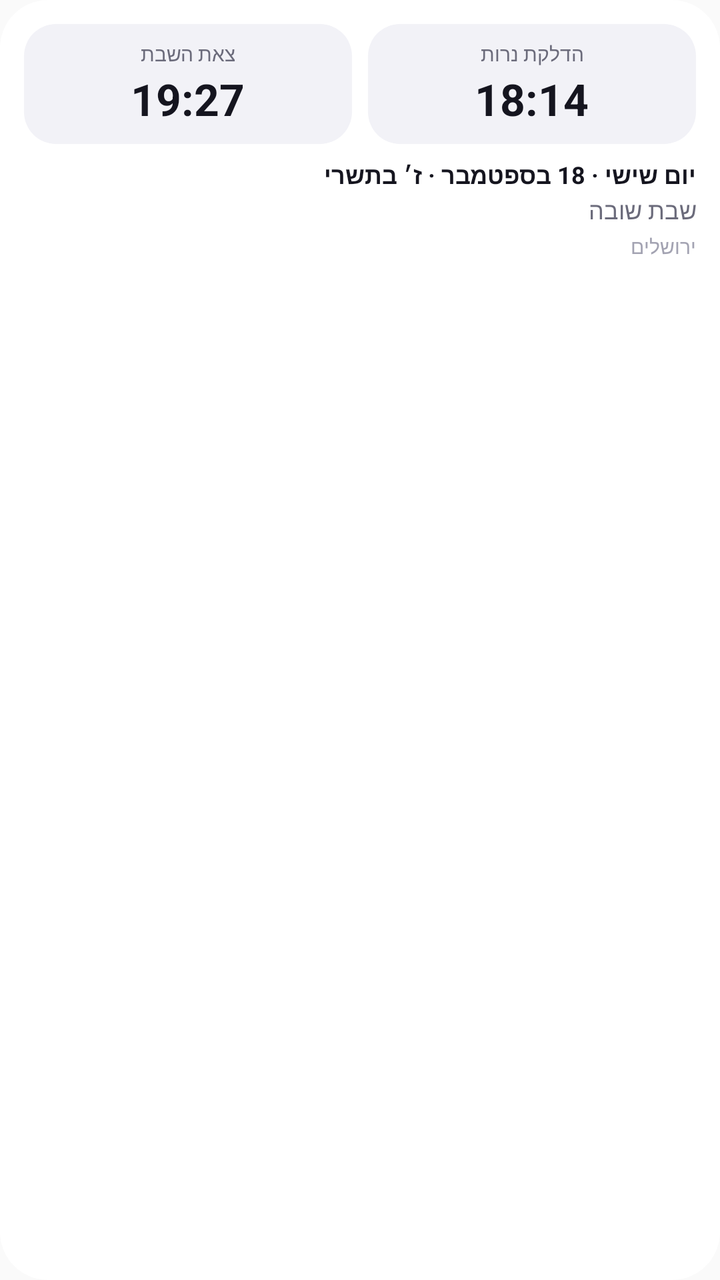
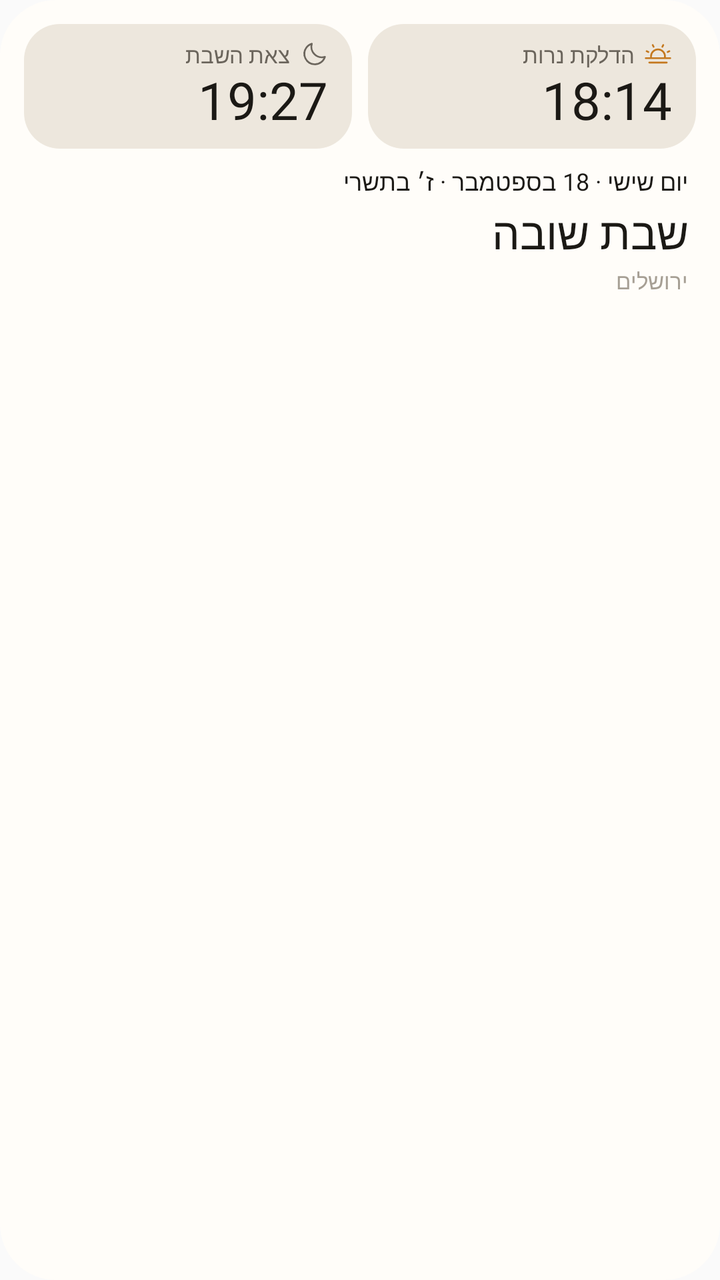

Compare the two renders of this Android layout. The source of the first and the diff that turns it into the second are given below.
<!-- AndroidManifest.xml: application theme AppTheme -->
<!-- res/layout/widget_shabbat_preview.xml -->
<?xml version="1.0" encoding="utf-8"?>
<LinearLayout xmlns:android="http://schemas.android.com/apk/res/android"
    android:layout_width="match_parent"
    android:layout_height="match_parent"
    android:orientation="vertical"
    android:background="@drawable/widget_bg"
    android:layoutDirection="rtl"
    android:padding="12dp">

    <LinearLayout
        android:layout_width="match_parent"
        android:layout_height="wrap_content"
        android:orientation="horizontal">

        <LinearLayout
            android:layout_width="0dp"
            android:layout_height="wrap_content"
            android:layout_weight="1"
            android:layout_marginEnd="4dp"
            android:orientation="vertical"
            android:gravity="center_horizontal"
            android:background="@drawable/widget_field_bg"
            android:paddingTop="8dp"
            android:paddingBottom="8dp"
            android:paddingStart="6dp"
            android:paddingEnd="6dp">

            <TextView
                android:layout_width="wrap_content"
                android:layout_height="wrap_content"
                android:text="@string/widget_candles"
                android:textColor="@color/widget_muted"
                android:textSize="10sp"
                android:maxLines="1" />

            <TextView
                android:text="@string/widget_preview_candles"
                android:layout_width="wrap_content"
                android:layout_height="wrap_content"
                android:paddingTop="1dp"
                android:textColor="@color/widget_ink"
                android:textSize="22sp"
                android:textStyle="bold"
                android:maxLines="1" />
        </LinearLayout>

        <LinearLayout
            android:layout_width="0dp"
            android:layout_height="wrap_content"
            android:layout_weight="1"
            android:layout_marginStart="4dp"
            android:orientation="vertical"
            android:gravity="center_horizontal"
            android:background="@drawable/widget_field_bg"
            android:paddingTop="8dp"
            android:paddingBottom="8dp"
            android:paddingStart="6dp"
            android:paddingEnd="6dp">

            <TextView
                android:layout_width="wrap_content"
                android:layout_height="wrap_content"
                android:text="@string/widget_havdalah"
                android:textColor="@color/widget_muted"
                android:textSize="10sp"
                android:maxLines="1" />

            <TextView
                android:text="@string/widget_preview_havdalah"
                android:layout_width="wrap_content"
                android:layout_height="wrap_content"
                android:paddingTop="1dp"
                android:textColor="@color/widget_ink"
                android:textSize="22sp"
                android:textStyle="bold"
                android:maxLines="1" />
        </LinearLayout>
    </LinearLayout>

    <TextView
        android:text="@string/widget_preview_shabbat_day"
        android:layout_width="match_parent"
        android:layout_height="wrap_content"
        android:paddingTop="7dp"
        android:textColor="@color/widget_ink"
        android:textSize="12sp"
        android:textStyle="bold"
        android:maxLines="1"
        android:ellipsize="end" />

    <TextView
        android:text="@string/widget_preview_shabbat_title"
        android:layout_width="match_parent"
        android:layout_height="wrap_content"
        android:paddingTop="1dp"
        android:textColor="@color/widget_muted"
        android:textSize="12sp"
        android:maxLines="1"
        android:ellipsize="end" />

    <TextView
        android:text="@string/widget_preview_city"
        android:layout_width="match_parent"
        android:layout_height="wrap_content"
        android:paddingTop="3dp"
        android:textColor="@color/widget_faint"
        android:textSize="10sp"
        android:maxLines="1" />

</LinearLayout>
<!-- resources referenced by this layout -->
<resources>
  <color name="widget_faint">#FFA3A3B2</color>
  <color name="widget_ink">#FF15151F</color>
  <color name="widget_muted">#FF6B6B7B</color>
  <!-- drawable widget_bg (drawable) -->
  <?xml version="1.0" encoding="utf-8"?>
  <shape xmlns:android="http://schemas.android.com/apk/res/android" android:shape="rectangle">
      <solid android:color="@color/widget_bg" />
      <corners android:radius="24dp" />
  </shape>
  <!-- drawable widget_field_bg (drawable) -->
  <?xml version="1.0" encoding="utf-8"?>
  <shape xmlns:android="http://schemas.android.com/apk/res/android" android:shape="rectangle">
      <solid android:color="@color/widget_well" />
      <corners android:radius="16dp" />
  </shape>
  <string name="widget_candles">הדלקת נרות</string>
  <string name="widget_havdalah">צאת השבת</string>
  <string name="widget_preview_candles">18:14</string>
  <string name="widget_preview_city">ירושלים</string>
  <string name="widget_preview_havdalah">19:27</string>
  <string name="widget_preview_shabbat_day">יום שישי · 18 בספטמבר · ז׳ בתשרי</string>
  <string name="widget_preview_shabbat_title">שבת שובה</string>
  <style name="AppTheme" parent="Theme.AppCompat.Light.DarkActionBar">
          
          <item name="colorPrimary">@color/colorPrimary</item>
          <item name="colorPrimaryDark">@color/colorPrimaryDark</item>
          <item name="colorAccent">@color/colorAccent</item>
      </style>
  <color name="widget_bg">#FFFFFFFF</color>
  <color name="widget_well">#FFF2F2F7</color>
</resources>

<!-- the commit's change to res/layout/widget_shabbat_preview.xml (unified diff, before → after) -->
@@ -18,29 +18,44 @@
             android:layout_weight="1"
             android:layout_marginEnd="4dp"
             android:orientation="vertical"
-            android:gravity="center_horizontal"
             android:background="@drawable/widget_field_bg"
             android:paddingTop="8dp"
             android:paddingBottom="8dp"
-            android:paddingStart="6dp"
-            android:paddingEnd="6dp">
+            android:paddingStart="12dp"
+            android:paddingEnd="10dp">
 
-            <TextView
+            <LinearLayout
                 android:layout_width="wrap_content"
                 android:layout_height="wrap_content"
-                android:text="@string/widget_candles"
-                android:textColor="@color/widget_muted"
-                android:textSize="10sp"
-                android:maxLines="1" />
+                android:orientation="horizontal"
+                android:gravity="center_vertical">
+
+                <ImageView
+                    android:layout_width="14dp"
+                    android:layout_height="14dp"
+                    android:layout_marginEnd="5dp"
+                    android:src="@drawable/widget_ic_sunset" />
+
+                <TextView
+                    android:layout_width="wrap_content"
+                    android:layout_height="wrap_content"
+                    android:text="@string/widget_candles"
+                    android:fontFamily="@font/heebo_medium"
+                    android:textColor="@color/widget_muted"
+                    android:textSize="11sp"
+                    android:maxLines="1"
+                    android:ellipsize="end" />
+            </LinearLayout>
 
             <TextView
                 android:text="@string/widget_preview_candles"
                 android:layout_width="wrap_content"
                 android:layout_height="wrap_content"
                 android:paddingTop="1dp"
+                android:fontFamily="@font/heebo_bold"
+                android:includeFontPadding="false"
                 android:textColor="@color/widget_ink"
-                android:textSize="22sp"
-                android:textStyle="bold"
+                android:textSize="26sp"
                 android:maxLines="1" />
         </LinearLayout>
 
@@ -50,29 +65,44 @@
             android:layout_weight="1"
             android:layout_marginStart="4dp"
             android:orientation="vertical"
-            android:gravity="center_horizontal"
             android:background="@drawable/widget_field_bg"
             android:paddingTop="8dp"
             android:paddingBottom="8dp"
-            android:paddingStart="6dp"
-            android:paddingEnd="6dp">
+            android:paddingStart="12dp"
+            android:paddingEnd="10dp">
 
-            <TextView
+            <LinearLayout
                 android:layout_width="wrap_content"
                 android:layout_height="wrap_content"
-                android:text="@string/widget_havdalah"
-                android:textColor="@color/widget_muted"
-                android:textSize="10sp"
-                android:maxLines="1" />
+                android:orientation="horizontal"
+                android:gravity="center_vertical">
+
+                <ImageView
+                    android:layout_width="14dp"
+                    android:layout_height="14dp"
+                    android:layout_marginEnd="5dp"
+                    android:src="@drawable/widget_ic_moon" />
+
+                <TextView
+                    android:layout_width="wrap_content"
+                    android:layout_height="wrap_content"
+                    android:text="@string/widget_havdalah"
+                    android:fontFamily="@font/heebo_medium"
+                    android:textColor="@color/widget_muted"
+                    android:textSize="11sp"
+                    android:maxLines="1"
+                    android:ellipsize="end" />
+            </LinearLayout>
 
             <TextView
                 android:text="@string/widget_preview_havdalah"
                 android:layout_width="wrap_content"
                 android:layout_height="wrap_content"
                 android:paddingTop="1dp"
+                android:fontFamily="@font/heebo_bold"
+                android:includeFontPadding="false"
                 android:textColor="@color/widget_ink"
-                android:textSize="22sp"
-                android:textStyle="bold"
+                android:textSize="26sp"
                 android:maxLines="1" />
         </LinearLayout>
     </LinearLayout>
@@ -81,10 +111,12 @@
         android:text="@string/widget_preview_shabbat_day"
         android:layout_width="match_parent"
         android:layout_height="wrap_content"
-        android:paddingTop="7dp"
+        android:paddingTop="8dp"
+        android:paddingStart="4dp"
+        android:paddingEnd="4dp"
+        android:fontFamily="@font/heebo_bold"
         android:textColor="@color/widget_ink"
         android:textSize="12sp"
-        android:textStyle="bold"
         android:maxLines="1"
         android:ellipsize="end" />
 
@@ -92,9 +124,13 @@
         android:text="@string/widget_preview_shabbat_title"
         android:layout_width="match_parent"
         android:layout_height="wrap_content"
-        android:paddingTop="1dp"
-        android:textColor="@color/widget_muted"
-        android:textSize="12sp"
+        android:paddingTop="2dp"
+        android:paddingStart="4dp"
+        android:paddingEnd="4dp"
+        android:fontFamily="@font/karantina_bold"
+        android:includeFontPadding="false"
+        android:textColor="@color/widget_ink"
+        android:textSize="22sp"
         android:maxLines="1"
         android:ellipsize="end" />
 
@@ -102,9 +138,12 @@
         android:text="@string/widget_preview_city"
         android:layout_width="match_parent"
         android:layout_height="wrap_content"
-        android:paddingTop="3dp"
+        android:paddingTop="2dp"
+        android:paddingStart="4dp"
+        android:paddingEnd="4dp"
+        android:fontFamily="@font/heebo_medium"
         android:textColor="@color/widget_faint"
-        android:textSize="10sp"
+        android:textSize="11sp"
         android:maxLines="1" />
 
 </LinearLayout>
<!-- resource entries referenced after the edit -->
@@ -1,20 +1,42 @@
 <!-- resources referenced by this layout -->
 <resources>
-  <color name="widget_faint">#FFA3A3B2</color>
-  <color name="widget_ink">#FF15151F</color>
-  <color name="widget_muted">#FF6B6B7B</color>
+  <color name="widget_faint">#FFA69F94</color>
+  <color name="widget_ink">#FF1B1915</color>
+  <color name="widget_muted">#FF6B655C</color>
   <!-- drawable widget_bg (drawable) -->
   <?xml version="1.0" encoding="utf-8"?>
   <shape xmlns:android="http://schemas.android.com/apk/res/android" android:shape="rectangle">
       <solid android:color="@color/widget_bg" />
-      <corners android:radius="24dp" />
+      <corners android:radius="30dp" />
   </shape>
   <!-- drawable widget_field_bg (drawable) -->
   <?xml version="1.0" encoding="utf-8"?>
   <shape xmlns:android="http://schemas.android.com/apk/res/android" android:shape="rectangle">
       <solid android:color="@color/widget_well" />
-      <corners android:radius="16dp" />
+      <corners android:radius="18dp" />
   </shape>
+  <!-- drawable widget_ic_moon (drawable) -->
+  <?xml version="1.0" encoding="utf-8"?>
+  <vector xmlns:android="http://schemas.android.com/apk/res/android"
+      android:width="24dp"
+      android:height="24dp"
+      android:viewportWidth="256"
+      android:viewportHeight="256">
+      <path
+          android:fillColor="@color/widget_muted"
+          android:pathData="M233.54,142.23a8,8,0,0,0-8-2,88.08,88.08,0,0,1-109.8-109.8,8,8,0,0,0-10-10,104.84,104.84,0,0,0-52.91,37A104,104,0,0,0,136,224a103.09,103.09,0,0,0,62.52-20.88,104.84,104.84,0,0,0,37-52.91A8,8,0,0,0,233.54,142.23ZM188.9,190.34A88,88,0,0,1,65.66,67.11a89,89,0,0,1,31.4-26A106,106,0,0,0,96,56,104.11,104.11,0,0,0,200,160a106,106,0,0,0,14.92-1.06A89,89,0,0,1,188.9,190.34Z" />
+  </vector>
+  <!-- drawable widget_ic_sunset (drawable) -->
+  <?xml version="1.0" encoding="utf-8"?>
+  <vector xmlns:android="http://schemas.android.com/apk/res/android"
+      android:width="24dp"
+      android:height="24dp"
+      android:viewportWidth="256"
+      android:viewportHeight="256">
+      <path
+          android:fillColor="@color/widget_shabbat"
+          android:pathData="M240,152H199.55a73.54,73.54,0,0,0,.45-8,72,72,0,0,0-144,0,73.54,73.54,0,0,0,.45,8H16a8,8,0,0,0,0,16H240a8,8,0,0,0,0-16ZM72,144a56,56,0,1,1,111.41,8H72.59A56.13,56.13,0,0,1,72,144Zm144,56a8,8,0,0,1-8,8H48a8,8,0,0,1,0-16H208A8,8,0,0,1,216,200ZM72.84,43.58a8,8,0,0,1,14.32-7.16l8,16a8,8,0,0,1-14.32,7.16Zm-56,48.84a8,8,0,0,1,10.74-3.57l16,8a8,8,0,0,1-7.16,14.31l-16-8A8,8,0,0,1,16.84,92.42Zm192,15.16a8,8,0,0,1,3.58-10.73l16-8a8,8,0,1,1,7.16,14.31l-16,8a8,8,0,0,1-10.74-3.58Zm-48-55.16,8-16a8,8,0,0,1,14.32,7.16l-8,16a8,8,0,1,1-14.32-7.16Z" />
+  </vector>
   <string name="widget_candles">הדלקת נרות</string>
   <string name="widget_havdalah">צאת השבת</string>
   <string name="widget_preview_candles">18:14</string>
@@ -28,7 +50,8 @@
           <item name="colorPrimaryDark">@color/colorPrimaryDark</item>
           <item name="colorAccent">@color/colorAccent</item>
       </style>
-  <color name="widget_bg">#FFFFFFFF</color>
-  <color name="widget_well">#FFF2F2F7</color>
+  <color name="widget_bg">#FFFFFDF9</color>
+  <color name="widget_well">#FFEDE7DD</color>
+  <color name="widget_shabbat">#FFC4781E</color>
 </resources>
 
